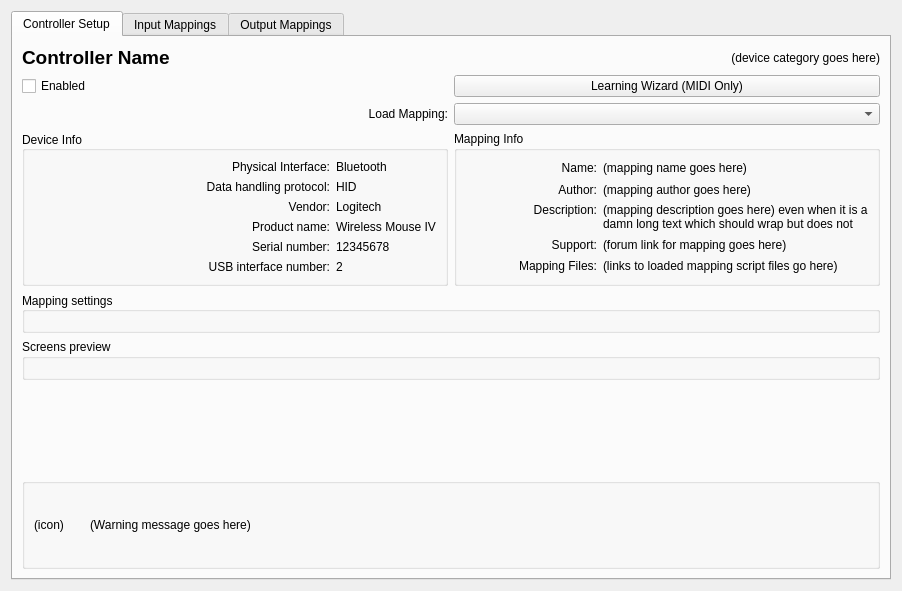
Old version of the form src/controllers/dlgprefcontrollerdlg.ui in the repository JoergAtGithub/mixxx.
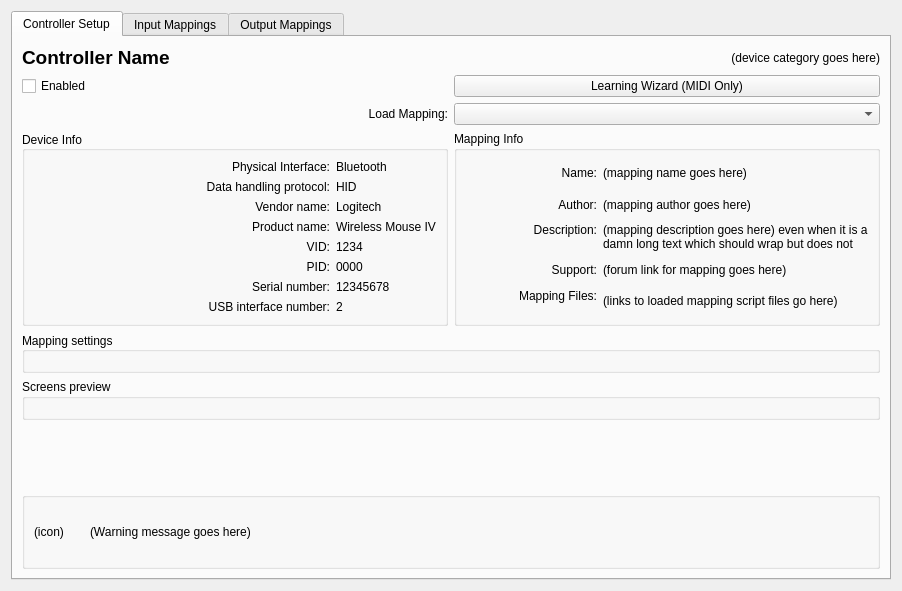
New version of the form.

```diff
--- a/src/controllers/dlgprefcontrollerdlg.ui
+++ b/src/controllers/dlgprefcontrollerdlg.ui
@@ -160,7 +160,7 @@
                        </sizepolicy>
                      </property>
                      <property name="text">
-                       <string>Vendor:</string>
+                       <string>Vendor name:</string>
                      </property>
                      <property name="alignment">
                        <set>Qt::AlignRight|Qt::AlignTrailing|Qt::AlignVCenter</set>
@@ -234,6 +234,94 @@
                    </widget>
                  </item>
                  <item row="4" column="0">
+                   <widget class="QLabel" name="labelVid">
+                     <property name="sizePolicy">
+                       <sizepolicy hsizetype="Minimum" vsizetype="Minimum">
+                         <horstretch>0</horstretch>
+                         <verstretch>0</verstretch>
+                       </sizepolicy>
+                     </property>
+                     <property name="toolTip">
+                       <string>Vendor ID</string>
+                     </property>
+                     <property name="text">
+                       <string>VID:</string>
+                     </property>
+                     <property name="alignment">
+                       <set>Qt::AlignRight|Qt::AlignTrailing|Qt::AlignVCenter</set>
+                     </property>
+                   </widget>
+                 </item>
+                 <item row="4" column="1">
+                   <widget class="QLabel" name="labelVidValue">
+                     <property name="sizePolicy">
+                       <sizepolicy hsizetype="Minimum" vsizetype="Minimum">
+                         <horstretch>0</horstretch>
+                         <verstretch>0</verstretch>
+                       </sizepolicy>
+                     </property>
+                     <property name="minimumSize">
+                       <size>
+                         <width>0</width>
+                         <height>0</height>
+                       </size>
+                     </property>
+                     <property name="toolTip">
+                       <string notr="true"/>
+                     </property>
+                     <property name="text">
+                       <string notr="true">1234</string>
+                     </property>
+                     <property name="wordWrap">
+                       <bool>true</bool>
+                     </property>
+                   </widget>
+                 </item>
+                 <item row="5" column="0">
+                   <widget class="QLabel" name="labelPid">
+                     <property name="sizePolicy">
+                       <sizepolicy hsizetype="Minimum" vsizetype="Minimum">
+                         <horstretch>0</horstretch>
+                         <verstretch>0</verstretch>
+                       </sizepolicy>
+                     </property>
+                     <property name="toolTip">
+                       <string>Product ID</string>
+                     </property>
+                     <property name="text">
+                       <string>PID:</string>
+                     </property>
+                     <property name="alignment">
+                       <set>Qt::AlignRight|Qt::AlignTrailing|Qt::AlignVCenter</set>
+                     </property>
+                   </widget>
+                 </item>
+                 <item row="5" column="1">
+                   <widget class="QLabel" name="labelPidValue">
+                     <property name="sizePolicy">
+                       <sizepolicy hsizetype="Minimum" vsizetype="Minimum">
+                         <horstretch>0</horstretch>
+                         <verstretch>0</verstretch>
+                       </sizepolicy>
+                     </property>
+                     <property name="minimumSize">
+                       <size>
+                         <width>0</width>
+                         <height>0</height>
+                       </size>
+                     </property>
+                     <property name="toolTip">
+                       <string notr="true"/>
+                     </property>
+                     <property name="text">
+                       <string notr="true">0000</string>
+                     </property>
+                     <property name="wordWrap">
+                       <bool>true</bool>
+                     </property>
+                   </widget>
+                 </item>
+                 <item row="6" column="0">
                    <widget class="QLabel" name="labelSerialNumber">
                      <property name="sizePolicy">
                        <sizepolicy hsizetype="Minimum" vsizetype="Minimum">
@@ -249,7 +337,7 @@
                      </property>
                    </widget>
                  </item>
-                 <item row="4" column="1">
+                 <item row="6" column="1">
                    <widget class="QLabel" name="labelSerialNumberValue">
                      <property name="sizePolicy">
                        <sizepolicy hsizetype="Minimum" vsizetype="Minimum">
@@ -274,7 +362,7 @@
                      </property>
                    </widget>
                  </item>
-                 <item row="5" column="0">
+                 <item row="7" column="0">
                    <widget class="QLabel" name="labelUsbInterfaceNumber">
                      <property name="sizePolicy">
                        <sizepolicy hsizetype="Minimum" vsizetype="Minimum">
@@ -290,8 +378,8 @@
                      </property>
                    </widget>
                  </item>
-                 <item row="5" column="1">
-                   <widget class="QLabel" name="labelUsbInterfaceNumberlValue">
+                 <item row="7" column="1">
+                   <widget class="QLabel" name="labelUsbInterfaceNumberValue">
                      <property name="sizePolicy">
                        <sizepolicy hsizetype="Minimum" vsizetype="Minimum">
                          <horstretch>0</horstretch>
@@ -315,7 +403,7 @@
                      </property>
                    </widget>
                  </item>
-                 <item row="6" column="0">
+                 <item row="8" column="0">
                    <spacer name="verticalSpacerDeviceinfo">
                      <property name="orientation">
                        <enum>Qt::Vertical</enum>
```
